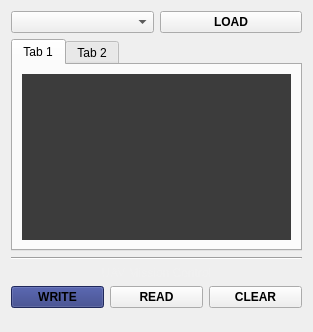
Old version of the form GS/GUI/missionwidget.ui in the repository UCI-UAVForge/GroundStation.
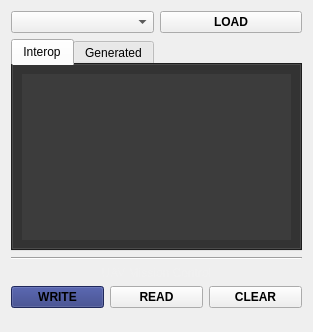
New version of the form.

What changed in the file:
```diff
--- a/GS/GUI/missionwidget.ui
+++ b/GS/GUI/missionwidget.ui
@@ -35,6 +35,10 @@
 	background-color:rgb(44, 56, 127)
 }
 
+QTabWidget {
+	background-color:rgb(40,40,40);
+}
+
 QHeaderView {
 	background-color:rgb(40,40,40);
 	color:rgb(240,240,240);
@@ -121,7 +125,7 @@
      </property>
      <widget class="QWidget" name="tab">
       <attribute name="title">
-       <string>Tab 1</string>
+       <string>Interop</string>
       </attribute>
       <layout class="QGridLayout" name="gridLayout_3">
        <item row="0" column="0">
@@ -159,7 +163,7 @@
      </widget>
      <widget class="QWidget" name="tab_2">
       <attribute name="title">
-       <string>Tab 2</string>
+       <string>Generated</string>
       </attribute>
       <layout class="QGridLayout" name="gridLayout_4">
        <item row="0" column="0">
```
Left out of the diff: 2 changed lines with no effect on the pictures.
